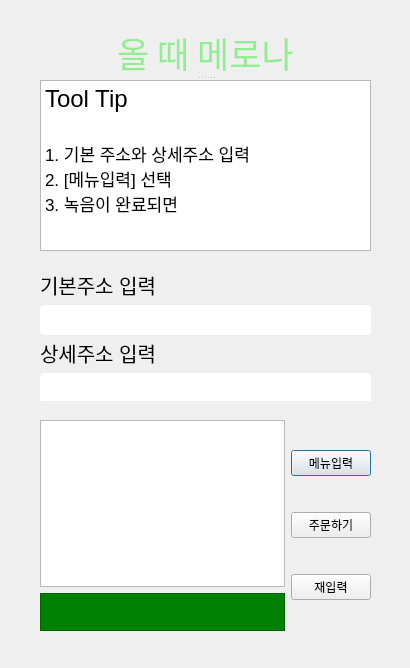
Above: textbrowserTest.ui from parkjihwanjay/pokachip before the change. Below: the same form after it.
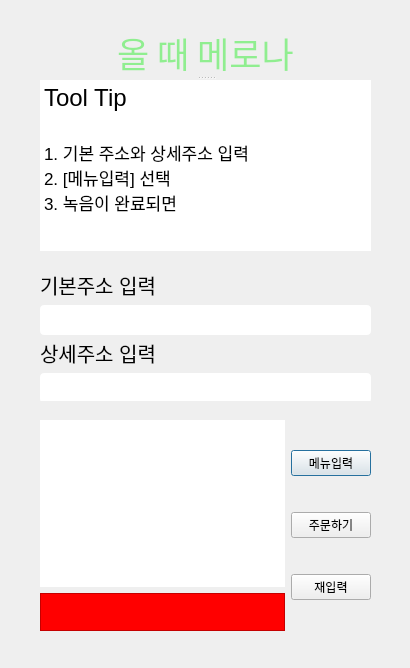
That is the form after the change.

Commit message: ui 수정, 주소 입력 및 전달

```diff
--- a/textbrowserTest.ui
+++ b/textbrowserTest.ui
@@ -122,15 +122,24 @@
           <height>1499982</height>
          </size>
         </property>
+        <property name="font">
+         <font>
+          <pointsize>16</pointsize>
+         </font>
+        </property>
+        <property name="styleSheet">
+         <string notr="true">border-radius:5px;
+</string>
+        </property>
         <property name="html">
          <string>&lt;!DOCTYPE HTML PUBLIC &quot;-//W3C//DTD HTML 4.0//EN&quot; &quot;http://www.w3.org/TR/REC-html40/strict.dtd&quot;&gt;
 &lt;html&gt;&lt;head&gt;&lt;meta name=&quot;qrichtext&quot; content=&quot;1&quot; /&gt;&lt;style type=&quot;text/css&quot;&gt;
 p, li { white-space: pre-wrap; }
-&lt;/style&gt;&lt;/head&gt;&lt;body style=&quot; font-family:'.AppleSystemUIFont'; font-size:13pt; font-weight:400; font-style:normal;&quot;&gt;
-&lt;p align=&quot;center&quot; style=&quot;-qt-paragraph-type:empty; margin-top:0px; margin-bottom:0px; margin-left:0px; margin-right:0px; -qt-block-indent:0; text-indent:0px; font-family:'.AppleSystemUIFont';&quot;&gt;&lt;br /&gt;&lt;/p&gt;
-&lt;p align=&quot;center&quot; style=&quot;-qt-paragraph-type:empty; margin-top:0px; margin-bottom:0px; margin-left:0px; margin-right:0px; -qt-block-indent:0; text-indent:0px; font-family:'.AppleSystemUIFont';&quot;&gt;&lt;br /&gt;&lt;/p&gt;
-&lt;p align=&quot;center&quot; style=&quot;-qt-paragraph-type:empty; margin-top:0px; margin-bottom:0px; margin-left:0px; margin-right:0px; -qt-block-indent:0; text-indent:0px; font-family:'.AppleSystemUIFont';&quot;&gt;&lt;br /&gt;&lt;/p&gt;
-&lt;p align=&quot;center&quot; style=&quot;-qt-paragraph-type:empty; margin-top:0px; margin-bottom:0px; margin-left:0px; margin-right:0px; -qt-block-indent:0; text-indent:0px; font-family:'.AppleSystemUIFont';&quot;&gt;&lt;br /&gt;&lt;/p&gt;&lt;/body&gt;&lt;/html&gt;</string>
+&lt;/style&gt;&lt;/head&gt;&lt;body style=&quot; font-family:'.AppleSystemUIFont'; font-size:16pt; font-weight:400; font-style:normal;&quot;&gt;
+&lt;p align=&quot;center&quot; style=&quot;-qt-paragraph-type:empty; margin-top:0px; margin-bottom:0px; margin-left:0px; margin-right:0px; -qt-block-indent:0; text-indent:0px; font-family:'.AppleSystemUIFont'; font-size:13pt;&quot;&gt;&lt;br /&gt;&lt;/p&gt;
+&lt;p align=&quot;center&quot; style=&quot;-qt-paragraph-type:empty; margin-top:0px; margin-bottom:0px; margin-left:0px; margin-right:0px; -qt-block-indent:0; text-indent:0px; font-family:'.AppleSystemUIFont'; font-size:13pt;&quot;&gt;&lt;br /&gt;&lt;/p&gt;
+&lt;p align=&quot;center&quot; style=&quot;-qt-paragraph-type:empty; margin-top:0px; margin-bottom:0px; margin-left:0px; margin-right:0px; -qt-block-indent:0; text-indent:0px; font-family:'.AppleSystemUIFont'; font-size:13pt;&quot;&gt;&lt;br /&gt;&lt;/p&gt;
+&lt;p align=&quot;center&quot; style=&quot;-qt-paragraph-type:empty; margin-top:0px; margin-bottom:0px; margin-left:0px; margin-right:0px; -qt-block-indent:0; text-indent:0px; font-family:'.AppleSystemUIFont'; font-size:13pt;&quot;&gt;&lt;br /&gt;&lt;/p&gt;&lt;/body&gt;&lt;/html&gt;</string>
         </property>
        </widget>
       </item>
@@ -152,7 +161,7 @@
          <bool>false</bool>
         </property>
         <property name="styleSheet">
-         <string notr="true">background-color : green;
+         <string notr="true">background-color : red;
 
 
 </string>
@@ -240,7 +249,7 @@
    </widget>
    <widget class="QTextBrowser" name="textBrowser">
     <property name="styleSheet">
-     <string notr="true"/>
+     <string notr="true">border-radius : 5px;</string>
     </property>
     <property name="html">
      <string>&lt;!DOCTYPE HTML PUBLIC &quot;-//W3C//DTD HTML 4.0//EN&quot; &quot;http://www.w3.org/TR/REC-html40/strict.dtd&quot;&gt;
```
The commit also changes 3 other files.
